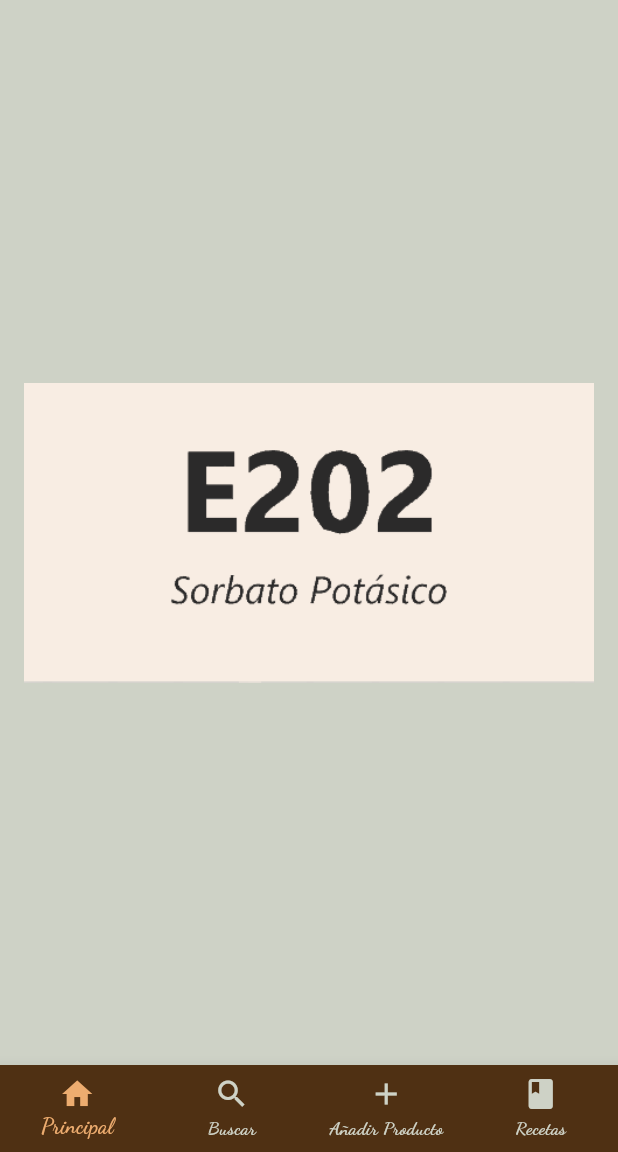
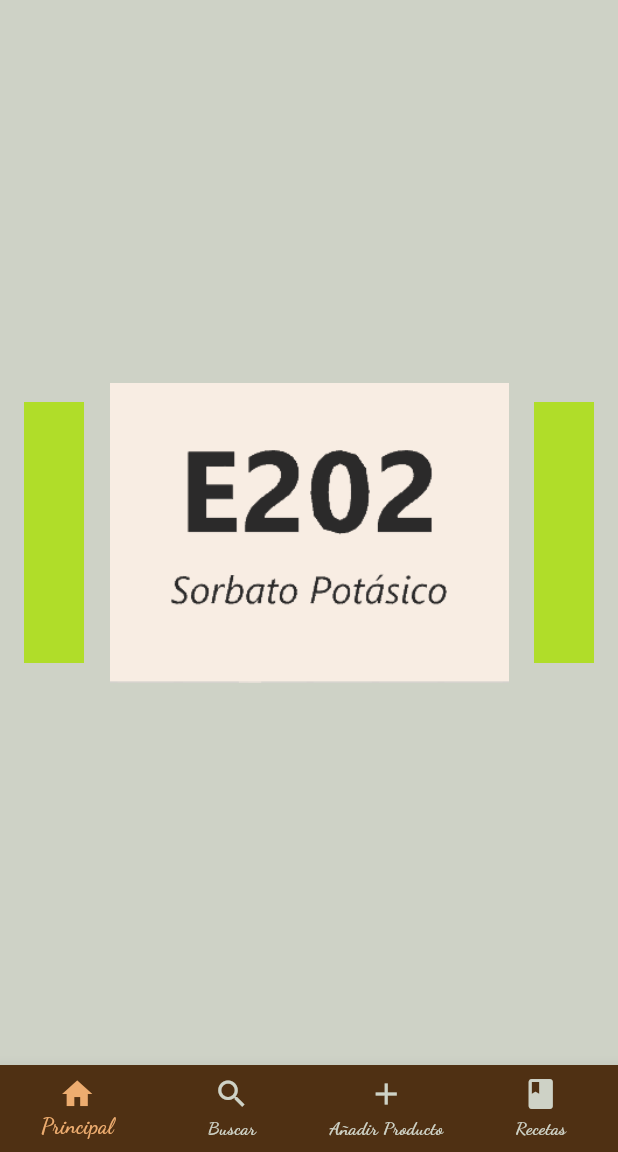
Before and after one commit to Sergio-Hernando/NutriTeca, a Flutter app: the screen it shows after launch, on a phone screen of 412 x 824 dp, the part 84-1236 px from its top. Run offline on Flutter 3.47's test engine with Material 3 defaults, Android fonts, the phone set to English and light mode, and no system bars; drawn by our look-alikes of carousel_slider; our stand-ins replace dio, flutter_bloc, freezed_annotation, get_it, go_router, shared_preferences; generated files the repository leaves out were written again.

Commit message:
home screen upgrade

```diff
--- a/lib/core/constants/app_assets.dart
+++ b/lib/core/constants/app_assets.dart
@@ -6,6 +6,6 @@ class AppAssets {
   static const mainLogo = '${_logos}logo_food_macros.png';
 
   //Images
-  static const aditive1 = '${_images}E202.png';
-  static const aditive2 = '${_images}E621.png';
+  static const additive1 = '${_images}E202.png';
+  static const additive2 = '${_images}E621.png';
 }
--- a/lib/presentation/screens/home/home_screen.dart
+++ b/lib/presentation/screens/home/home_screen.dart
@@ -1,15 +1,17 @@
+import 'package:carousel_slider/carousel_slider.dart';
 import 'package:flutter/material.dart';
 import 'package:food_macros/core/constants/app_assets.dart';
 import 'package:food_macros/core/constants/app_colors.dart';
 import 'package:food_macros/presentation/widgets/app_bar.dart';
 import 'package:food_macros/presentation/widgets/app_bottom_nav_bar.dart';
-import 'package:food_macros/presentation/widgets/images_slider.dart';
 
 class HomeScreen extends StatelessWidget {
   const HomeScreen({super.key});
 
   @override
   Widget build(BuildContext context) {
+    final additivesList = [AppAssets.additive1, AppAssets.additive2];
+
     return ScaffoldWithBottomNav(
         appBar: const CustomAppBar(),
         background: AppColors.foreground,
@@ -19,20 +21,20 @@ class HomeScreen extends StatelessWidget {
             child: Column(
               mainAxisAlignment: MainAxisAlignment.center,
               children: [
-                Center(
-                  child: GestureDetector(
-                    onTap: () {
-                      //Add navigation to aditives screen
-                    },
-                    child: const AutoScrollImageSlider(
-                      imagePaths: [
-                        AppAssets.aditive1,
-                        AppAssets.aditive2
-                        // Añade más URLs de imágenes aquí
-                      ],
-                    ),
-                  ),
-                ),
+                CarouselSlider(
+                    items: additivesList
+                        .map((e) => Image.asset(
+                              e,
+                              fit: BoxFit.cover,
+                            ))
+                        .toList(),
+                    options: CarouselOptions(
+                      height: 200,
+                      viewportFraction: 0.7,
+                      autoPlay: true,
+                      autoPlayInterval: const Duration(seconds: 3),
+                      enlargeCenterPage: true,
+                    )),
               ],
             ),
           ),
--- a/lib/presentation/widgets/images_slider.dart
+++ /dev/null
@@ -1,61 +0,0 @@
-import 'package:flutter/material.dart';
-import 'dart:async';
-
-class AutoScrollImageSlider extends StatefulWidget {
-  final List<String> imagePaths;
-
-  const AutoScrollImageSlider({super.key, required this.imagePaths});
-
-  @override
-  _AutoScrollImageSliderState createState() => _AutoScrollImageSliderState();
-}
-
-class _AutoScrollImageSliderState extends State<AutoScrollImageSlider> {
-  late PageController _pageController;
-  late Timer _timer;
-  int _currentPage = 0;
-
-  @override
-  void initState() {
-    super.initState();
-    _pageController = PageController(initialPage: _currentPage);
-    _timer = Timer.periodic(const Duration(seconds: 2), _autoScroll);
-  }
-
-  void _autoScroll(Timer timer) {
-    if (_currentPage < widget.imagePaths.length - 1) {
-      _currentPage++;
-    } else {
-      _currentPage = 0;
-    }
-    _pageController.animateToPage(
-      _currentPage,
-      duration: const Duration(milliseconds: 300),
-      curve: Curves.easeInOut,
-    );
-  }
-
-  @override
-  void dispose() {
-    _timer.cancel();
-    _pageController.dispose();
-    super.dispose();
-  }
-
-  @override
-  Widget build(BuildContext context) {
-    return SizedBox(
-      height: 200.0, // Ajusta el tamaño según tus necesidades
-      child: PageView.builder(
-        controller: _pageController,
-        itemCount: widget.imagePaths.length,
-        itemBuilder: (context, index) {
-          return Image.asset(
-            widget.imagePaths[index],
-            fit: BoxFit.cover,
-          );
-        },
-      ),
-    );
-  }
-}
--- a/pubspec.yaml
+++ b/pubspec.yaml
@@ -21,6 +21,7 @@ dependencies:
   flutter_bloc: ^8.1.6
   freezed: ^2.1.1
   freezed_annotation: ^2.1.0
+  carousel_slider: ^4.2.1
 
 dev_dependencies:
   flutter_test:
```
